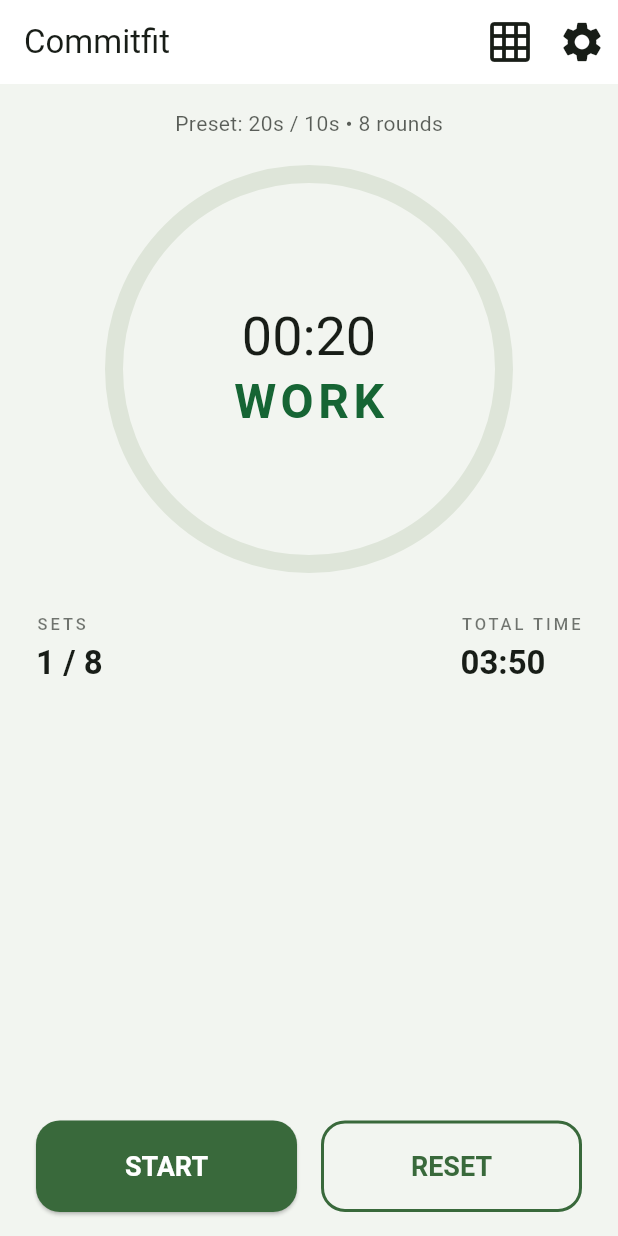
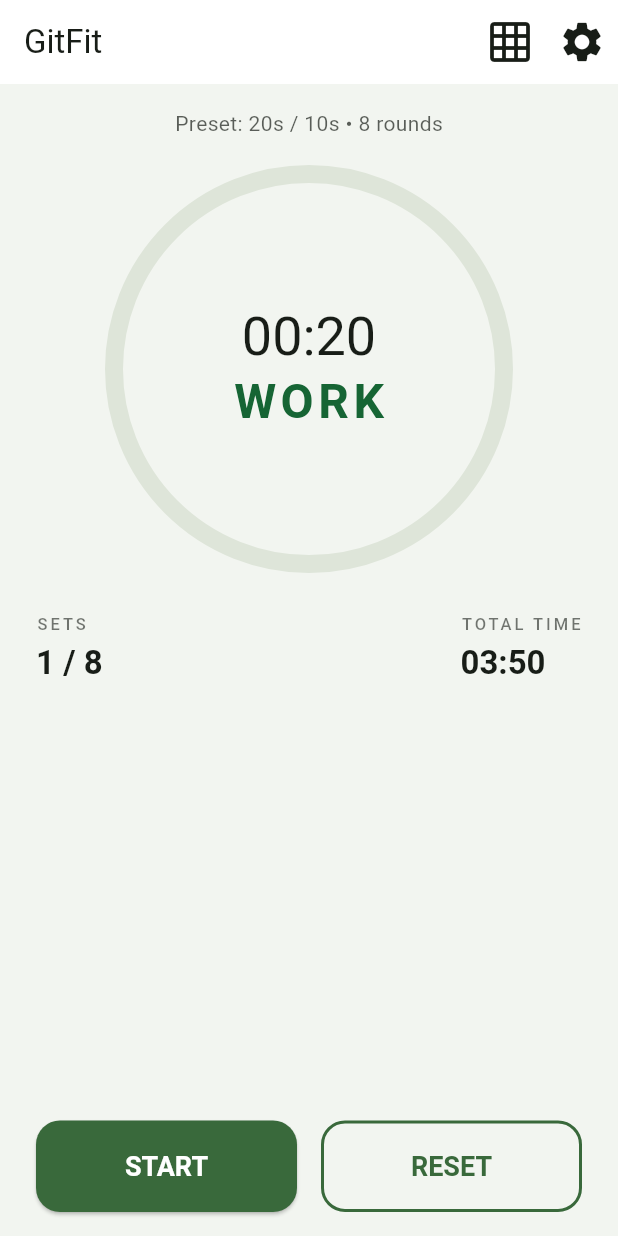
Before and after one commit to UKIaw5/commitfit_tabata, a Flutter app: the screen it shows after launch, on a phone screen of 412 x 824 dp. Run offline on Flutter 3.47's test engine with Material 3 defaults, Android fonts, the phone set to English and light mode, and no system bars; our stand-ins replace audioplayers, google_mobile_ads, shared_preferences, wakelock_plus; network calls fail.

Commit message:
chore changes

```diff
--- a/lib/config/app_settings.dart
+++ b/lib/config/app_settings.dart
@@ -142,9 +142,9 @@ class AppSettings {
     await prefs.setString(_keyWorkoutDays, jsonString);
   }
 
-  /// 今日の日付キー 'YYYY-MM-DD'
+  /// 今日の日付キー 'YYYY-MM-DD' (Local time)
   static String _todayKey() {
-    final now = DateTime.now();
+    final now = DateTime.now().toLocal();
     final y = now.year.toString().padLeft(4, '0');
     final m = now.month.toString().padLeft(2, '0');
     final d = now.day.toString().padLeft(2, '0');
--- a/lib/main.dart
+++ b/lib/main.dart
@@ -5,6 +5,7 @@
 import 'screens/graph_screen.dart';
 
 import 'package:google_mobile_ads/google_mobile_ads.dart';
+import 'package:wakelock_plus/wakelock_plus.dart';
 
 void main() async {
   WidgetsFlutterBinding.ensureInitialized();
@@ -13,6 +14,7 @@
   } catch (e) {
     debugPrint("AdMob initialization failed: $e");
   }
+  await WakelockPlus.enable();
   runApp(const MyApp());
 }
 
@@ -31,7 +33,7 @@
     );
 
     return MaterialApp(
-      title: 'CommitFit Tabata',
+      title: 'GitFit',
       debugShowCheckedModeBanner: false,
       theme: ThemeData(
         useMaterial3: true,
--- a/lib/screens/graph_screen.dart
+++ b/lib/screens/graph_screen.dart
@@ -47,7 +47,7 @@ class _GraphScreenState extends State<GraphScreen> {
   }
 
   void _recalcDates() {
-    final today = DateTime.now();
+    final today = DateTime.now().toLocal();
     final normalizedToday = DateTime(today.year, today.month, today.day);
     final totalDays = _weeksToShow * 7;
 
@@ -57,6 +57,7 @@ class _GraphScreenState extends State<GraphScreen> {
   }
 
   String _formatDateKey(DateTime date) {
+    // Ensure date is treated as local components
     final y = date.year.toString().padLeft(4, '0');
     final m = date.month.toString().padLeft(2, '0');
     final d = date.day.toString().padLeft(2, '0');
--- a/lib/screens/home_screen.dart
+++ b/lib/screens/home_screen.dart
@@ -346,7 +346,7 @@ class _HomeScreenState extends State<HomeScreen> {
 
     final scaffold = Scaffold(
       appBar: AppBar(
-        title: const Text('Commitfit'),
+        title: const Text('GitFit'),
         actions: [
           IconButton(
             iconSize: 32,
--- a/pubspec.yaml
+++ b/pubspec.yaml
@@ -18,6 +18,7 @@ dependencies:
   shared_preferences: ^2.2.2
   audioplayers: ^6.0.0
   google_mobile_ads: ^5.1.0
+  wakelock_plus: ^1.2.0
 
 dev_dependencies:
   flutter_test:
```
Also changed, not shown: pubspec.lock, 2 other files.
